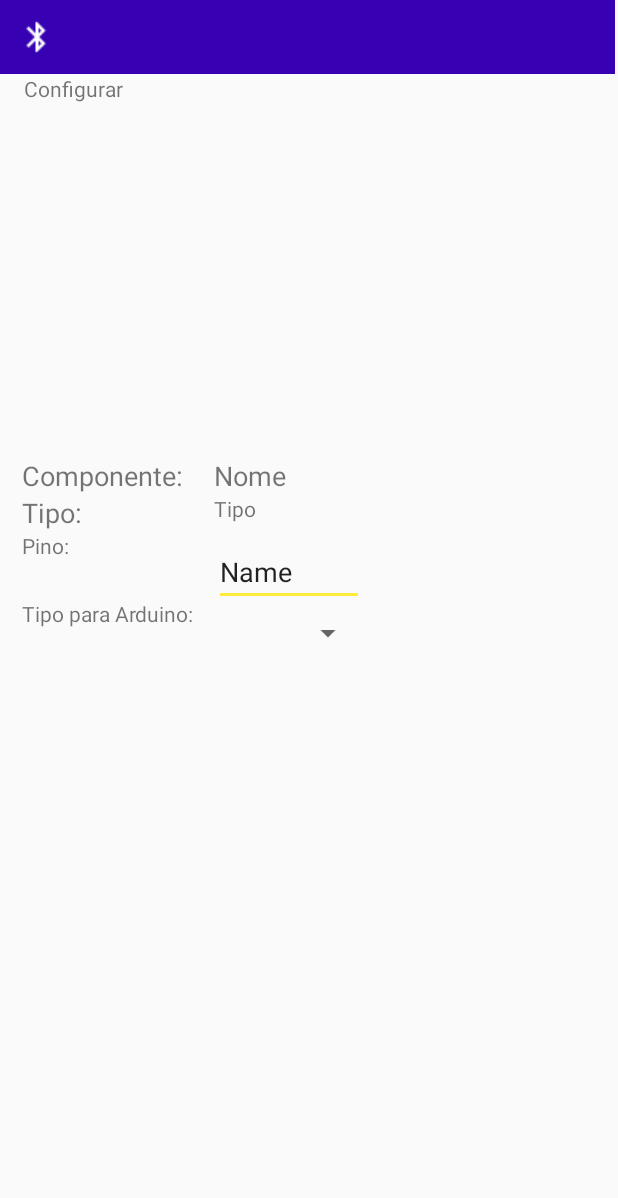
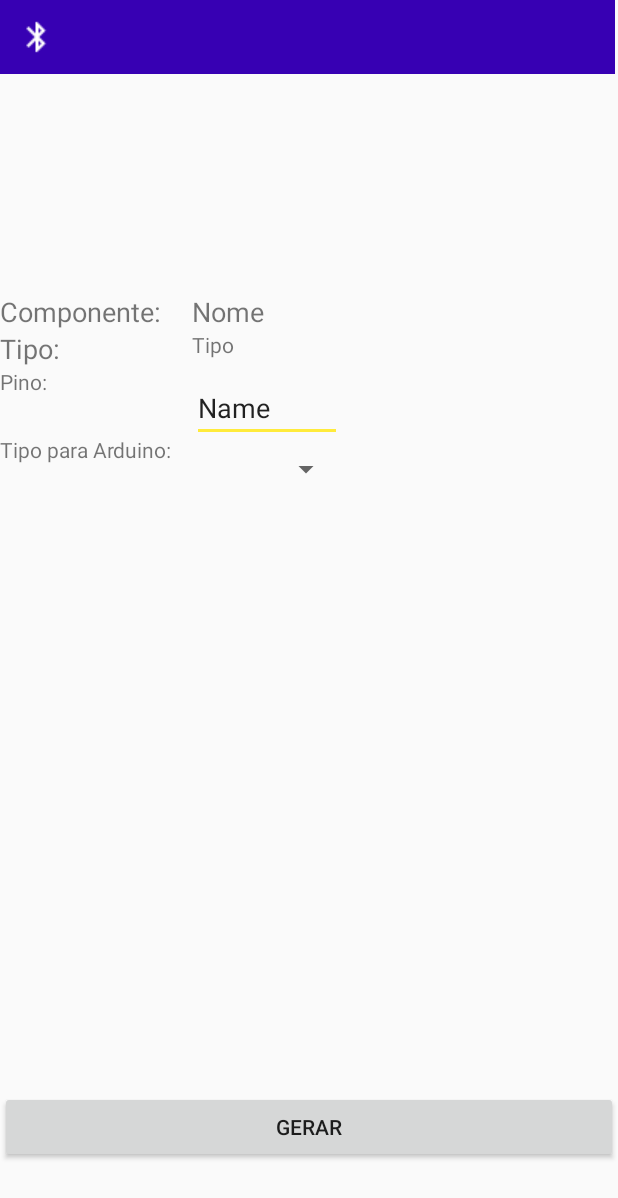
Before and after one commit to pkaislan123/BluetoothControlApp, an Android app: the layout fragment_configurar_skecth.xml on its own in the app's theme, with its tools: preview values and no code run, on a phone screen of 412 x 824 dp. Shown: the top 1198 px of the screen. Run offline under Robolectric (Android 15) with nearby library versions, the phone set to English and light mode, and no system bars.

Commit message:
refazendo tela para gerar scketch

```diff
--- a/src/main/java/com/example/bluetoothcontrol/adapter/GerarSckecthAdapter.java
+++ b/src/main/java/com/example/bluetoothcontrol/adapter/GerarSckecthAdapter.java
@@ -6,7 +6,7 @@ import android.support.v4.app.FragmentPagerAdapter;
 import android.support.v4.app.FragmentStatePagerAdapter;
 
 import com.example.bluetoothcontrol.FragmentGerarSkecth;
-import com.example.bluetoothcontrol.FragmentPanelSkecth;
+import com.example.bluetoothcontrol.FragmentConfigurarSkecth;
 
 import java.util.ArrayList;
 import java.util.List;
--- a/src/main/res/layout/fragment_panel_skecth.xml
+++ b/src/main/res/layout/fragment_configurar_skecth.xml
@@ -26,15 +26,14 @@
             android:layout_height="match_parent" />
     </LinearLayout>
 
-    <TextView
-        android:id="@+id/textView52"
+    <ScrollView
+        android:id="@+id/scrollView4"
         android:layout_width="match_parent"
-        android:layout_height="wrap_content"
-        android:layout_marginStart="16dp"
-        android:text="Configurar "
+        android:layout_height="483dp"
+        app:layout_constraintBottom_toBottomOf="parent"
         app:layout_constraintEnd_toEndOf="parent"
         app:layout_constraintStart_toStartOf="parent"
-        app:layout_constraintTop_toBottomOf="@+id/linearLayout" />
+        app:layout_constraintTop_toBottomOf="@+id/linearLayout">
 
         <android.support.v7.widget.RecyclerView
             android:id="@+id/recyclerVItensConfigurarScketch"
@@ -43,10 +42,20 @@
             app:layout_constraintBottom_toBottomOf="parent"
             app:layout_constraintEnd_toEndOf="parent"
             app:layout_constraintStart_toStartOf="parent"
-        app:layout_constraintTop_toBottomOf="@+id/textView52"
             tools:listitem="@layout/itens_configurar_scketch">
 
         </android.support.v7.widget.RecyclerView>
+    </ScrollView>
+
+    <Button
+        android:id="@+id/gerar_skecth"
+        android:layout_width="match_parent"
+        android:layout_height="wrap_content"
+        android:text="Gerar"
+        app:layout_constraintBottom_toBottomOf="parent"
+        app:layout_constraintEnd_toEndOf="parent"
+        app:layout_constraintStart_toStartOf="parent"
+        app:layout_constraintTop_toBottomOf="@+id/scrollView4" />
 
 
 </android.support.constraint.ConstraintLayout>
```
Also changed, not shown: src/main/java/com/example/bluetoothcontrol/ConfigurarCodigo.java (added, +17 -0 lines), src/main/java/com/example/bluetoothcontrol/FragmentConfigurarSkecth.java (renamed from src/main/java/com/example/bluetoothcontrol/FragmentPanelSkecth.java, +32 -6 lines), src/main/java/com/example/bluetoothcontrol/FragmentGerarSkecth.java (+20 -0 lines), src/main/java/com/example/bluetoothcontrol/GerarScketch.java (+25 -4 lines), src/main/java/com/example/bluetoothcontrol/interfaces/UserModel.java (+15 -0 lines), src/main/res/layout/fragment_gerar_skecth.xml (+6 -3 lines), build.gradle (line endings or trailing spaces). Lines whose indentation alone changed are shown as unchanged.
